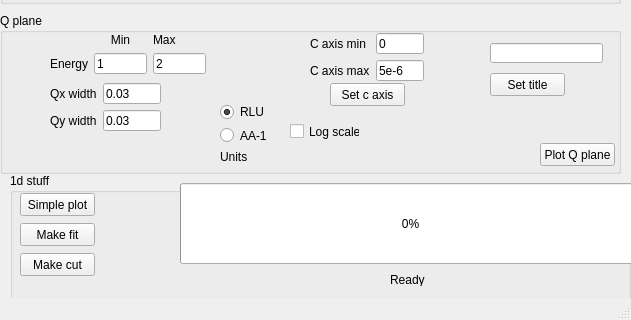
Qt form MJOLNIR_GUI_ui.ui (MJOLNIRPackage/MJOLNIR-GUI) before a commit; both pictures show x 0 to 631 and y 566 to 886 of the 631 by 886 pixel window.
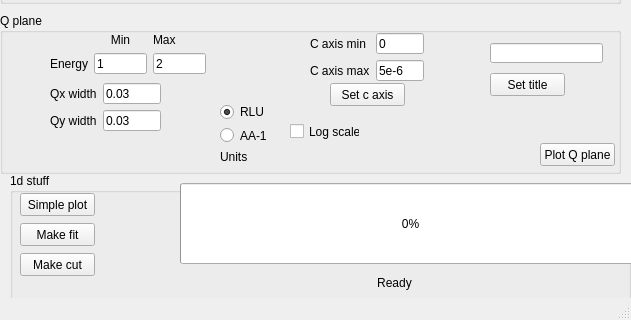
The same form after that commit.

Patch:
```diff
--- a/MJOLNIR_GUI_ui.ui
+++ b/MJOLNIR_GUI_ui.ui
@@ -830,15 +830,18 @@
     <widget class="QLabel" name="progressBar_label">
      <property name="geometry">
       <rect>
-       <x>380</x>
+       <x>169</x>
        <y>100</y>
-       <width>47</width>
-       <height>13</height>
+       <width>431</width>
+       <height>20</height>
       </rect>
      </property>
      <property name="text">
       <string>Ready</string>
      </property>
+     <property name="alignment">
+      <set>Qt::AlignCenter</set>
+     </property>
     </widget>
    </widget>
    <widget class="QGroupBox" name="groupBox_5">
```
